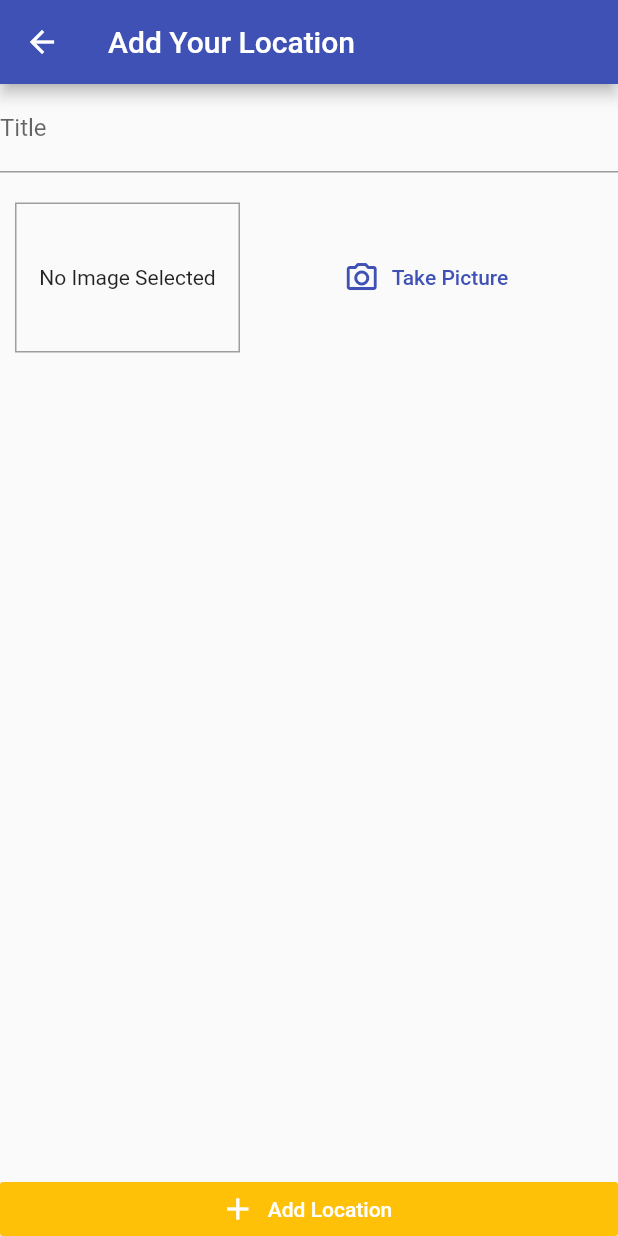
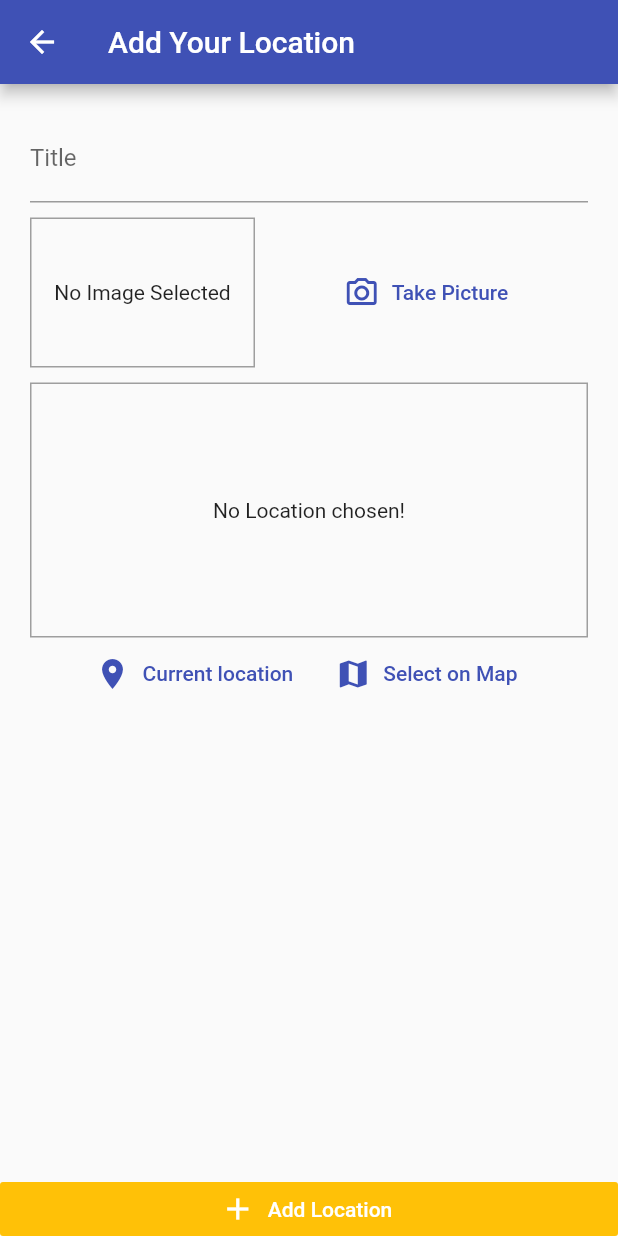
Before and after one commit to saiful2396/native_location, a Flutter app: the AddLocationScreen screen opened by its route, on a phone screen of 412 x 824 dp. Run offline on Flutter 3.47's test engine with Material 2 defaults, Android fonts, the phone set to English and light mode, and no system bars; our stand-ins replace google_maps_flutter, image_picker, location, sqflite; accounts and stored records are empty.

Commit message:
add location use gogle map

```diff
--- /dev/null
+++ b/lib/helper/location_helper.dart
@@ -0,0 +1,11 @@
+const GOOGLE_API_KEY = 'AIzaSyDnIZj5SxU8Zo87f54s0gLS7bSLt9me3X4';
+
+class LocationHelper {
+  static String generateLocationPreviewImage({
+    double latitude,
+    double longitude,
+  }) {
+    //return 'https://maps.googleapis.com/maps/api/staticmap?center=&$latitude,$longitude&zoom=13&size=600x300&maptype=roadmap&markers=color:red%7Clabel:A%7C$latitude,$longitude&key=$GOOGLE_API_KEY';
+    return 'https://maps.googleapis.com/maps/api/staticmap?center=&$latitude,$longitude&zoom=13&size=600x300&maptype=roadmap&markers=color:blue%7Clabel:S%7C$latitude,$longitude&key=$GOOGLE_API_KEY';
+  }
+}
--- a/lib/models/place.dart
+++ b/lib/models/place.dart
@@ -7,7 +7,7 @@ class PlaceLocation {
   final double longitude;
   final String address;
 
-  PlaceLocation({
+  const PlaceLocation({
     @required this.latitude,
     @required this.longitude,
     this.address,
--- a/lib/screens/add_location_screen.dart
+++ b/lib/screens/add_location_screen.dart
@@ -4,6 +4,7 @@ import 'package:flutter/material.dart';
 import 'package:provider/provider.dart';
 
 import '../widget/image_input.dart';
+import '../widget/location_input.dart';
 import '../provider/places_provider.dart';
 
 class AddLocationScreen extends StatefulWidget {
@@ -43,6 +44,8 @@ class _AddLocationScreenState extends State<AddLocationScreen> {
         children: [
           Expanded(
             child: SingleChildScrollView(
+              child: Padding(
+                padding: EdgeInsets.symmetric(horizontal: 20, vertical: 20),
                 child: Column(
                   children: [
                     TextField(
@@ -53,7 +56,10 @@ class _AddLocationScreenState extends State<AddLocationScreen> {
                     ),
                     SizedBox(height: 10),
                     ImageInput(_selectImage),
+                    SizedBox(height: 10),
+                    LocationInput(),
                   ],
+                ),
               ),
             ),
           ),
--- a/lib/widget/image_input.dart
+++ b/lib/widget/image_input.dart
@@ -38,9 +38,7 @@ class _ImageInputState extends State<ImageInput> {
 
   @override
   Widget build(BuildContext context) {
-    return Padding(
-      padding: const EdgeInsets.all(10.0),
-      child: Row(
+    return Row(
       children: [
         Container(
           height: 100,
@@ -70,7 +68,6 @@ class _ImageInputState extends State<ImageInput> {
           ),
         ),
       ],
-      ),
     );
   }
 }
--- /dev/null
+++ b/lib/widget/location_input.dart
@@ -0,0 +1,91 @@
+import 'package:flutter/material.dart';
+import 'package:google_maps_flutter/google_maps_flutter.dart';
+import 'package:location/location.dart';
+
+import '../helper/location_helper.dart';
+import '../screens/map_screen.dart';
+
+class LocationInput extends StatefulWidget {
+  @override
+  _LocationInputState createState() => _LocationInputState();
+}
+
+class _LocationInputState extends State<LocationInput> {
+  String _previewImageUrl;
+
+  Future<void> _getUserCurrentLocation() async {
+    final locData = await Location().getLocation();
+    final staticMapImageUrl = LocationHelper.generateLocationPreviewImage(
+      latitude: locData.latitude,
+      longitude: locData.longitude,
+    );
+    print(locData.latitude);
+    print(locData.longitude);
+    print(staticMapImageUrl);
+    setState(() {
+      _previewImageUrl = staticMapImageUrl;
+    });
+  }
+
+  Future<void> _selectMap() async {
+    final selectedLocation = await Navigator.of(context).push<LatLng>(
+      MaterialPageRoute(
+        fullscreenDialog: true,
+        builder: (_) => MapScreen(
+          isSelected: true,
+        ),
+      ),
+    );
+    if(selectedLocation == null) {
+      return;
+    }
+    print(selectedLocation.longitude);
+    //......
+  }
+
+  @override
+  Widget build(BuildContext context) {
+    return Column(
+      children: [
+        Container(
+          height: 170,
+          width: double.infinity,
+          alignment: Alignment.center,
+          decoration: BoxDecoration(
+            border: Border.all(
+              width: 1,
+              color: Colors.grey,
+            ),
+          ),
+          child: _previewImageUrl == null
+              ? Text(
+                  'No Location chosen!',
+                  textAlign: TextAlign.center,
+                )
+              : Image.network(
+                  _previewImageUrl,
+                  fit: BoxFit.cover,
+                  width: double.infinity,
+                ),
+        ),
+        Row(
+          mainAxisAlignment: MainAxisAlignment.center,
+          children: [
+            FlatButton.icon(
+              onPressed: _getUserCurrentLocation,
+              icon: Icon(Icons.location_on),
+              label: Text('Current location'),
+              textColor: Theme.of(context).primaryColor,
+            ),
+            FlatButton.icon(
+              onPressed: _selectMap,
+              icon: Icon(Icons.map),
+              label: Text('Select on Map'),
+              textColor: Theme.of(context).primaryColor,
+            ),
+          ],
+        )
+      ],
+    );
+  }
+}
--- a/pubspec.yaml
+++ b/pubspec.yaml
@@ -28,6 +28,8 @@ dependencies:
   path_provider: ^1.6.24
   path: ^1.7.0
   sqflite: ^1.3.2+1
+  location: ^3.1.0
+  google_maps_flutter: ^1.0.6
 
 
   # The following adds the Cupertino Icons font to your application.
```
Also changed, not shown: lib/screens/map_screen.dart (added, +67 -0 lines), pubspec.lock, 3 other files. Lines whose indentation alone changed are shown as unchanged.
